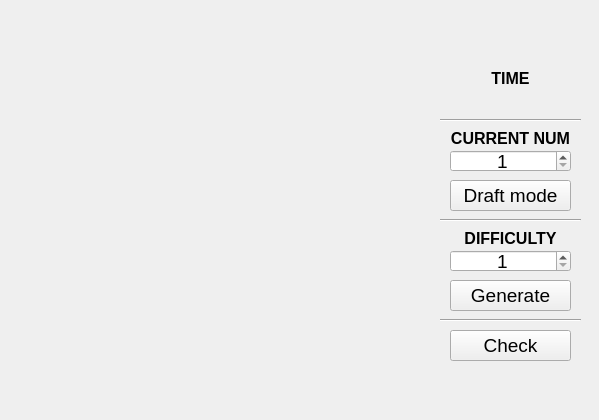
First picture: the form in Third term/Industrial programming technologies/Sudoku/sudoku.ui, repository NKTKLN/mirea-projects, before the edit.
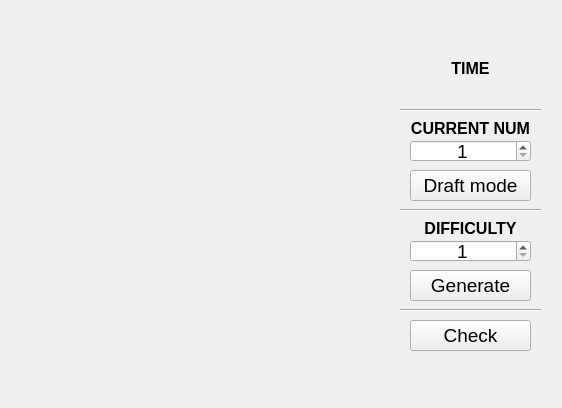
Second picture: the form after the edit.

Patch:
```diff
--- a/Third term/Industrial programming technologies/Sudoku/sudoku.ui
+++ b/Third term/Industrial programming technologies/Sudoku/sudoku.ui
@@ -6,8 +6,8 @@
    <rect>
     <x>0</x>
     <y>0</y>
-    <width>599</width>
-    <height>420</height>
+    <width>562</width>
+    <height>408</height>
    </rect>
   </property>
   <property name="windowTitle">
@@ -20,8 +20,8 @@
     </property>
     <property name="geometry">
      <rect>
-      <x>440</x>
-      <y>110</y>
+      <x>400</x>
+      <y>100</y>
       <width>141</width>
       <height>21</height>
      </rect>
@@ -36,8 +36,8 @@
     </property>
     <property name="geometry">
      <rect>
-      <x>450</x>
-      <y>180</y>
+      <x>410</x>
+      <y>170</y>
       <width>121</width>
       <height>31</height>
      </rect>
@@ -60,8 +60,8 @@
     </property>
     <property name="geometry">
      <rect>
-      <x>450</x>
-      <y>150</y>
+      <x>410</x>
+      <y>140</y>
       <width>121</width>
       <height>22</height>
      </rect>
@@ -87,8 +87,8 @@
     </property>
     <property name="geometry">
      <rect>
-      <x>450</x>
-      <y>130</y>
+      <x>410</x>
+      <y>120</y>
       <width>121</width>
       <height>16</height>
      </rect>
@@ -112,8 +112,8 @@
     </property>
     <property name="geometry">
      <rect>
-      <x>440</x>
-      <y>210</y>
+      <x>400</x>
+      <y>200</y>
       <width>141</width>
       <height>21</height>
      </rect>
@@ -128,8 +128,8 @@
     </property>
     <property name="geometry">
      <rect>
-      <x>450</x>
-      <y>70</y>
+      <x>410</x>
+      <y>60</y>
       <width>121</width>
       <height>16</height>
      </rect>
@@ -153,8 +153,8 @@
     </property>
     <property name="geometry">
      <rect>
-      <x>450</x>
-      <y>90</y>
+      <x>410</x>
+      <y>80</y>
       <width>121</width>
       <height>16</height>
      </rect>
@@ -177,8 +177,8 @@
     </property>
     <property name="geometry">
      <rect>
-      <x>450</x>
-      <y>280</y>
+      <x>410</x>
+      <y>270</y>
       <width>121</width>
       <height>31</height>
      </rect>
@@ -197,8 +197,8 @@
      <rect>
       <x>20</x>
       <y>20</y>
-      <width>381</width>
-      <height>381</height>
+      <width>360</width>
+      <height>360</height>
      </rect>
     </property>
    </widget>
@@ -208,8 +208,8 @@
     </property>
     <property name="geometry">
      <rect>
-      <x>450</x>
-      <y>250</y>
+      <x>410</x>
+      <y>240</y>
       <width>121</width>
       <height>22</height>
      </rect>
@@ -235,8 +235,8 @@
     </property>
     <property name="geometry">
      <rect>
-      <x>450</x>
-      <y>230</y>
+      <x>410</x>
+      <y>220</y>
       <width>121</width>
       <height>16</height>
      </rect>
@@ -260,8 +260,8 @@
     </property>
     <property name="geometry">
      <rect>
-      <x>440</x>
-      <y>310</y>
+      <x>400</x>
+      <y>300</y>
       <width>141</width>
       <height>21</height>
      </rect>
@@ -276,8 +276,8 @@
     </property>
     <property name="geometry">
      <rect>
-      <x>450</x>
-      <y>330</y>
+      <x>410</x>
+      <y>320</y>
       <width>121</width>
       <height>31</height>
      </rect>
```
